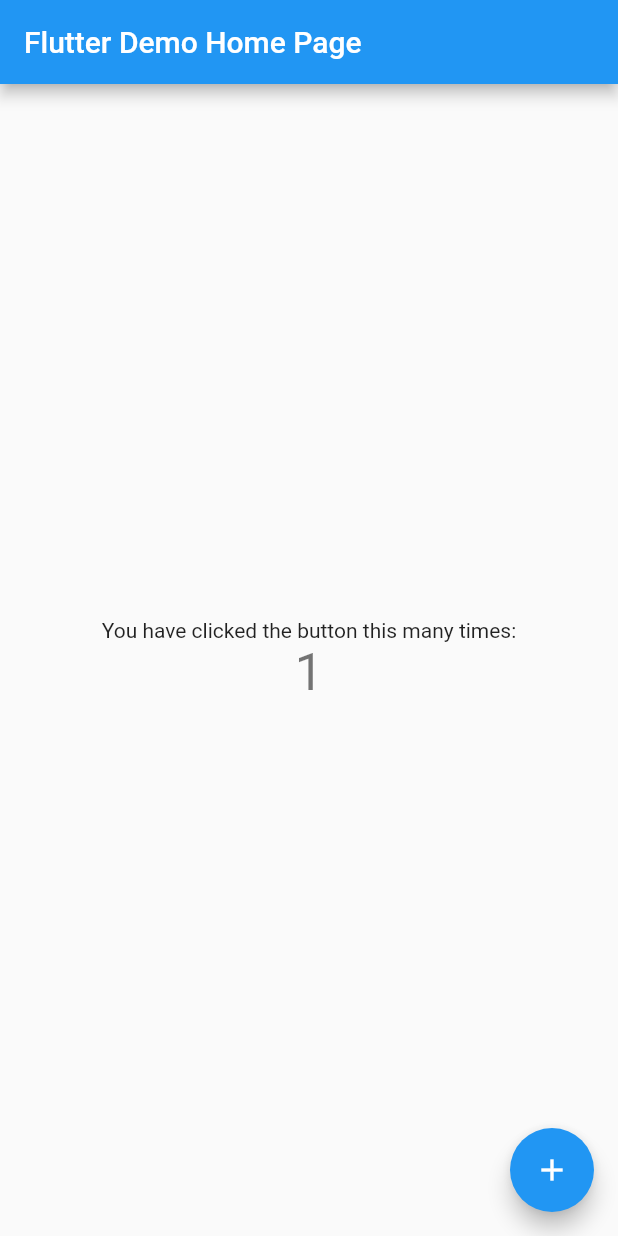
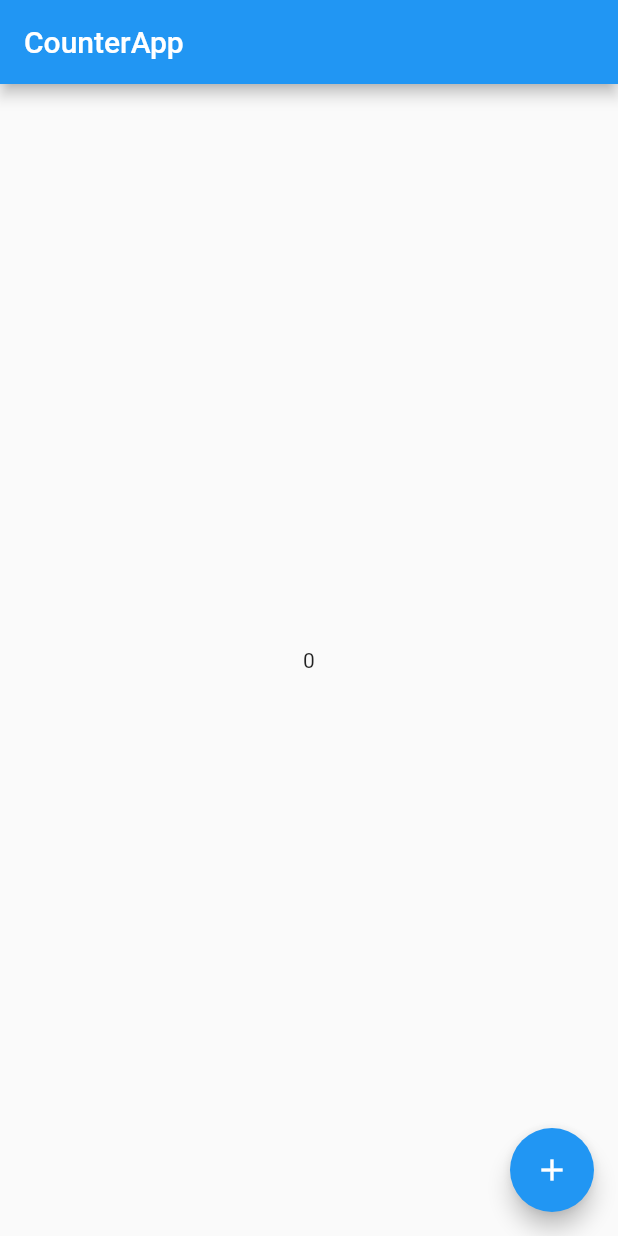
Before and after one commit to Urotea/flutter_template, a Flutter app: the screen it shows after launch, after a tap on the "add" icon, on a phone screen of 412 x 824 dp. Run offline on Flutter 3.47's test engine with Material 2 defaults, Android fonts, the phone set to English and light mode, and no system bars; our stand-ins replace flutter_hooks, freezed_annotation, hooks_riverpod, state_notifier; missing offline and left inert: flutter_state_notifier; generated files the repository leaves out were written again.

Commit message:
便利そうなライブラリを丸ごと導入

```diff
--- a/lib/main.dart
+++ b/lib/main.dart
@@ -1,115 +1,41 @@
 import 'package:flutter/material.dart';
+import 'package:hooks_riverpod/hooks_riverpod.dart';
+import 'package:flutter_hooks/flutter_hooks.dart';
+import 'package:state_notifier/state_notifier.dart';
 
-void main() => runApp(MyApp());
+void main() {
+  runApp(
+    ProviderScope(
+      child: CounterApp(),
+    ),
+  );
+}
 
-class MyApp extends StatelessWidget {
-  // This widget is the root of your application.
+class Counter extends StateNotifier<int> {
+  Counter() : super(0);
+  void increment() => state++;
+}
+
+// Note: CounterApp is a HookWidget, from flutter_hooks.
+class CounterApp extends HookWidget {
+  final counterProvider = StateNotifierProvider((_) => Counter());
+
   @override
   Widget build(BuildContext context) {
+    final state = useProvider(counterProvider.state);
+    final counter = useProvider(counterProvider);
+
     return MaterialApp(
-      title: 'Flutter Demo',
-      theme: ThemeData(
-        // This is the theme of your application.
-        //
-        // Try running your application with "flutter run". You'll see the
-        // application has a blue toolbar. Then, without quitting the app, try
-        // changing the primarySwatch below to Colors.green and then invoke
-        // "hot reload" (press "r" in the console where you ran "flutter run",
-        // or simply save your changes to "hot reload" in a Flutter IDE).
-        // Notice that the counter didn't reset back to zero; the application
-        // is not restarted.
-        primarySwatch: Colors.blue,
-        // This makes the visual density adapt to the platform that you run
-        // the app on. For desktop platforms, the controls will be smaller and
-        // closer together (more dense) than on mobile platforms.
-        visualDensity: VisualDensity.adaptivePlatformDensity,
+      home: Scaffold(
+        appBar: AppBar(title: Text('CounterApp')),
+        body: Center(
+          child: Text(state.toString()),
+        ),
+        floatingActionButton: FloatingActionButton(
+          onPressed:() => counter.increment(),
+          child: Icon(Icons.add),
+        ), // This trailing comma makes auto-formatting nicer for build methods.
       ),
-      home: MyHomePage(title: 'Flutter Demo Home Page'),
     );
   }
 }
-
-class MyHomePage extends StatefulWidget {
-  MyHomePage({Key key, this.title}) : super(key: key);
-
-  // This widget is the home page of your application. It is stateful, meaning
-  // that it has a State object (defined below) that contains fields that affect
-  // how it looks.
-
-  // This class is the configuration for the state. It holds the values (in this
-  // case the title) provided by the parent (in this case the App widget) and
-  // used by the build method of the State. Fields in a Widget subclass are
-  // always marked "final".
-
-  final String title;
-
-  @override
-  _MyHomePageState createState() => _MyHomePageState();
-}
-
-class _MyHomePageState extends State<MyHomePage> {
-  int _counter = 0;
-
-  void _incrementCounter() {
-    setState(() {
-      // This call to setState tells the Flutter framework that something has
-      // changed in this State, which causes it to rerun the build method below
-      // so that the display can reflect the updated values. If we changed
-      // _counter without calling setState(), then the build method would not be
-      // called again, and so nothing would appear to happen.
-      _counter++;
-    });
-  }
-
-  @override
-  Widget build(BuildContext context) {
-    // This method is rerun every time setState is called, for instance as done
-    // by the _incrementCounter method above.
-    //
-    // The Flutter framework has been optimized to make rerunning build methods
-    // fast, so that you can just rebuild anything that needs updating rather
-    // than having to individually change instances of widgets.
-    return Scaffold(
-      appBar: AppBar(
-        // Here we take the value from the MyHomePage object that was created by
-        // the App.build method, and use it to set our appbar title.
-        title: Text(widget.title),
-      ),
-      body: Center(
-        // Center is a layout widget. It takes a single child and positions it
-        // in the middle of the parent.
-        child: Column(
-          // Column is also a layout widget. It takes a list of children and
-          // arranges them vertically. By default, it sizes itself to fit its
-          // children horizontally, and tries to be as tall as its parent.
-          //
-          // Invoke "debug painting" (press "p" in the console, choose the
-          // "Toggle Debug Paint" action from the Flutter Inspector in Android
-          // Studio, or the "Toggle Debug Paint" command in Visual Studio Code)
-          // to see the wireframe for each widget.
-          //
-          // Column has various properties to control how it sizes itself and
-          // how it positions its children. Here we use mainAxisAlignment to
-          // center the children vertically; the main axis here is the vertical
-          // axis because Columns are vertical (the cross axis would be
-          // horizontal).
-          mainAxisAlignment: MainAxisAlignment.center,
-          children: <Widget>[
-            Text(
-              'You have clicked the button this many times:',
-            ),
-            Text(
-              '$_counter',
-              style: Theme.of(context).textTheme.headline4,
-            ),
-          ],
-        ),
-      ),
-      floatingActionButton: FloatingActionButton(
-        onPressed: _incrementCounter,
-        tooltip: 'Increment',
-        child: Icon(Icons.add),
-      ), // This trailing comma makes auto-formatting nicer for build methods.
-    );
-  }
-}
--- /dev/null
+++ b/lib/state_notifier/main_notifier.dart
@@ -0,0 +1,6 @@
+import 'package:flutter_template/state/main_state.dart';
+import 'package:flutter_state_notifier/flutter_state_notifier.dart';
+
+class MainNotifier extends StateNotifierBuilder<MainState> {
+
+}
```
Also changed, not shown: build.yaml (added, +14 -0 lines), lib/state/main_state.dart (added, +18 -0 lines), pubspec.yaml (+7 -1 lines), 10 other files.
